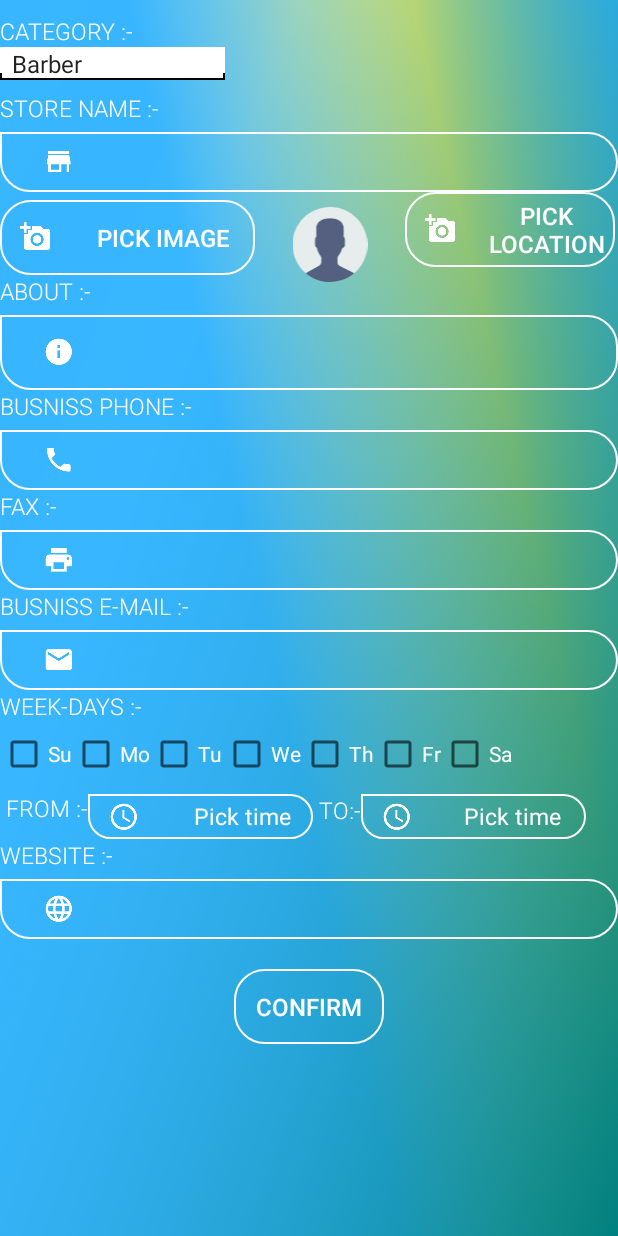
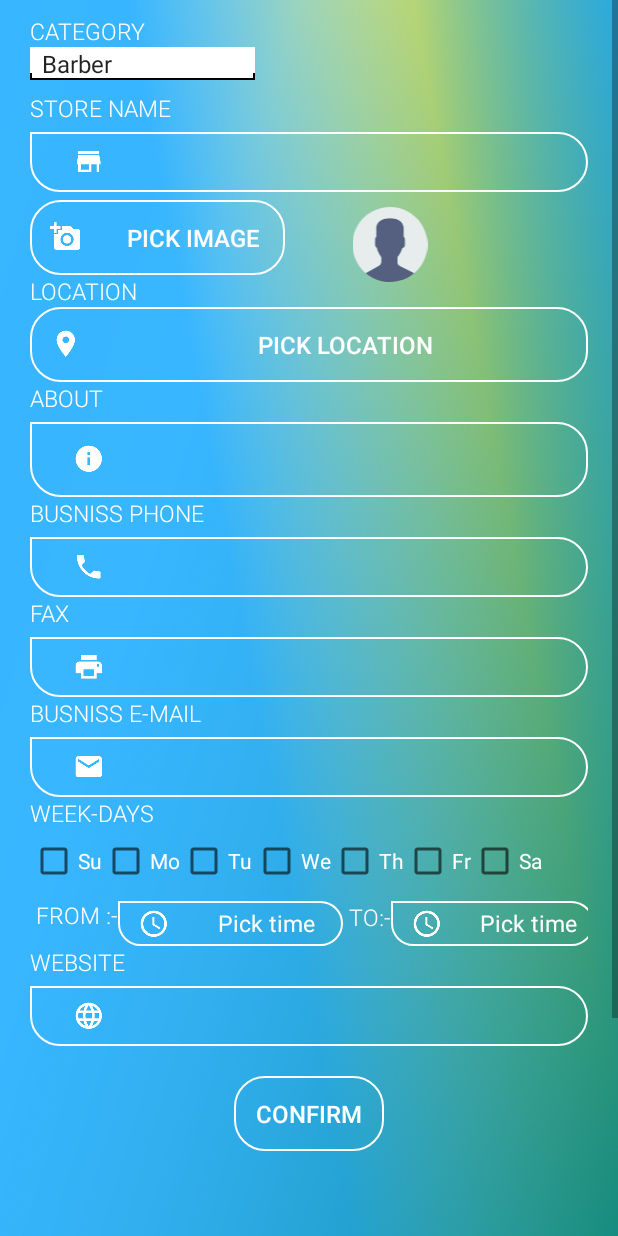
Before and after one commit to ArkanJbali/DiscloStore, an Android app: the busniss_reg screen opened directly, with no data from a screen before it, on a phone screen of 412 x 824 dp. Run offline under Robolectric (Android 15) with nearby library versions, the phone set to English and light mode, and no system bars.

Commit message:
Suleiman:validation,design

```diff
--- a/app/src/main/res/layout/activity_busniss_reg.xml
+++ b/app/src/main/res/layout/activity_busniss_reg.xml
@@ -1,13 +1,19 @@
 <?xml version="1.0" encoding="utf-8"?>
-<RelativeLayout xmlns:android="http://schemas.android.com/apk/res/android"
+<ScrollView xmlns:android="http://schemas.android.com/apk/res/android"
     xmlns:app="http://schemas.android.com/apk/res-auto"
     xmlns:tools="http://schemas.android.com/tools"
+    android:layout_width="wrap_content"
+    android:layout_height="wrap_content" >
+<RelativeLayout
     android:layout_width="match_parent"
     android:layout_height="match_parent"
     android:animateLayoutChanges="true"
     android:background="@drawable/gradient_bg"
     tools:context=".registration">
+
     <LinearLayout
+        android:layout_marginRight="20dp"
+        android:layout_marginLeft="20dp"
         android:layout_width="wrap_content"
         android:layout_height="wrap_content"
         android:orientation="vertical"
@@ -18,7 +24,7 @@
         android:layout_width="wrap_content"
         android:layout_height="wrap_content"
         android:fontFamily="sans-serif-light"
-        android:text="Category :-"
+        android:text="Category "
         android:textAllCaps="true"
         android:textColor="@color/white"
         android:textSize="15sp"
@@ -38,6 +44,8 @@
 </ScrollView>
     </LinearLayout>
     <LinearLayout
+        android:layout_marginRight="20dp"
+        android:layout_marginLeft="20dp"
         android:layout_width="match_parent"
         android:layout_height="wrap_content"
         android:orientation="vertical"
@@ -49,7 +57,7 @@
             android:layout_width="wrap_content"
             android:layout_height="wrap_content"
             android:fontFamily="sans-serif-light"
-            android:text="store name :-"
+            android:text="store name "
             android:textAllCaps="true"
             android:textColor="@color/white"
             android:textSize="15sp" />
@@ -71,6 +79,8 @@
     </LinearLayout>
 
     <Button
+        android:layout_marginRight="20dp"
+        android:layout_marginLeft="20dp"
 android:layout_below="@+id/storename"
         android:id="@+id/pick_image"
         android:layout_width="170dp"
@@ -101,25 +111,54 @@ android:layout_below="@+id/storename"
         android:src="@drawable/ic_account_circle_black"
         android:layout_toRightOf="@+id/pick_image"
         />
+    <LinearLayout
+        android:layout_marginRight="20dp"
+        android:layout_marginLeft="20dp"
+        android:layout_width="match_parent"
+        android:layout_height="wrap_content"
+        android:orientation="vertical"
+        android:id="@+id/location"
+        android:layout_below="@id/pick_image"
+
+        >
+
+
+        <TextView
+
+            android:layout_width="wrap_content"
+            android:layout_height="wrap_content"
+            android:fontFamily="sans-serif-light"
+            android:text="location "
+            android:textAllCaps="true"
+            android:textColor="@color/white"
+            android:textSize="15sp"
+            />
 
         <Button
             android:layout_below="@+id/storename"
             android:layout_toRightOf="@+id/profileImageView"
             android:id="@+id/pick_loc"
-        android:layout_width="140dp"
+            android:layout_width="match_parent"
             android:layout_height="50dp"
             android:text="PICK Location"
             android:textColor="#FFF"
+            android:layout_gravity="center"
             android:textSize="16dp"
             android:background="@drawable/btn_bg"
-        android:drawableLeft="@mipmap/photo_icon"
+            android:drawableLeft="@mipmap/location_icon"
             />
+
+
+
+    </LinearLayout>
     <LinearLayout
+        android:layout_marginRight="20dp"
+        android:layout_marginLeft="20dp"
         android:layout_width="match_parent"
         android:layout_height="wrap_content"
         android:orientation="vertical"
         android:id="@+id/about"
-        android:layout_below="@id/pick_image"
+        android:layout_below="@id/location"
 
         >
 
@@ -128,7 +167,7 @@ android:layout_below="@+id/storename"
             android:layout_width="wrap_content"
             android:layout_height="wrap_content"
             android:fontFamily="sans-serif-light"
-            android:text="about :-"
+            android:text="about "
             android:textAllCaps="true"
             android:textColor="@color/white"
             android:textSize="15sp"
@@ -150,6 +189,8 @@ android:layout_below="@+id/storename"
 
     </LinearLayout>
     <LinearLayout
+        android:layout_marginRight="20dp"
+        android:layout_marginLeft="20dp"
         android:layout_width="match_parent"
         android:layout_height="wrap_content"
         android:orientation="vertical"
@@ -161,7 +202,7 @@ android:layout_below="@+id/storename"
             android:layout_width="wrap_content"
             android:layout_height="wrap_content"
             android:fontFamily="sans-serif-light"
-            android:text="busniss phone :-"
+            android:text="busniss phone "
             android:textAllCaps="true"
             android:textColor="@color/white"
             android:textSize="15sp" />
@@ -182,6 +223,8 @@ android:layout_below="@+id/storename"
 
     </LinearLayout>
     <LinearLayout
+        android:layout_marginRight="20dp"
+        android:layout_marginLeft="20dp"
         android:layout_width="match_parent"
         android:layout_height="wrap_content"
         android:orientation="vertical"
@@ -193,7 +236,7 @@ android:layout_below="@+id/storename"
             android:layout_width="wrap_content"
             android:layout_height="wrap_content"
             android:fontFamily="sans-serif-light"
-            android:text="fax :-"
+            android:text="fax "
             android:textAllCaps="true"
             android:textColor="@color/white"
             android:textSize="15sp" />
@@ -215,6 +258,8 @@ android:layout_below="@+id/storename"
 
     </LinearLayout>
     <LinearLayout
+        android:layout_marginRight="20dp"
+        android:layout_marginLeft="20dp"
         android:layout_width="match_parent"
         android:layout_height="wrap_content"
         android:orientation="vertical"
@@ -226,7 +271,7 @@ android:layout_below="@+id/storename"
             android:layout_width="wrap_content"
             android:layout_height="wrap_content"
             android:fontFamily="sans-serif-light"
-            android:text="busniss e-mail :-"
+            android:text="busniss e-mail "
             android:textAllCaps="true"
             android:textColor="@color/white"
             android:textSize="15sp" />
@@ -248,6 +293,8 @@ android:layout_below="@+id/storename"
 
     </LinearLayout>
     <LinearLayout
+        android:layout_marginRight="20dp"
+        android:layout_marginLeft="20dp"
         android:layout_width="match_parent"
         android:layout_height="wrap_content"
         android:orientation="vertical"
@@ -258,7 +305,7 @@ android:layout_below="@+id/storename"
             android:layout_width="wrap_content"
             android:layout_height="wrap_content"
             android:fontFamily="sans-serif-light"
-            android:text="week-days :-"
+            android:text="week-days "
             android:textAllCaps="true"
             android:textColor="@color/white"
             android:textSize="15sp" />
@@ -341,7 +388,7 @@ android:layout_below="@+id/storename"
                 android:layout_height="wrap_content"
                 android:layout_centerHorizontal="true"
                 android:layout_centerVertical="true"
-                android:hint="  Pick time"
+                android:text="Pick time"
                 android:gravity="center"
                 android:textSize="15dp"
                 android:drawableLeft="@mipmap/time"
@@ -357,7 +404,7 @@ android:layout_below="@+id/storename"
                 android:textSize="15sp" />
             <TextView
                 android:id="@+id/etChooseTime1"
-                android:layout_width="150dp"
+                android:layout_width="135dp"
                 android:height="30dp"
                 android:background="@drawable/et_bg"
                 android:textColor="@color/white"
@@ -365,18 +412,19 @@ android:layout_below="@+id/storename"
                 android:layout_height="wrap_content"
                 android:layout_centerHorizontal="true"
                 android:layout_centerVertical="true"
-                android:hint=" Pick time"
+                android:text="Pick time"
                 android:textSize="15dp"
                 android:textAlignment="center"
                 android:gravity="center"
                 android:drawableLeft="@mipmap/time"
-                android:textColorHint="@color/white"/>
+                android:textColorHint="@color/white"
+                />
         </LinearLayout>
         <TextView
             android:layout_width="wrap_content"
             android:layout_height="wrap_content"
             android:fontFamily="sans-serif-light"
-            android:text="website :-"
+            android:text="website "
             android:textAllCaps="true"
             android:textColor="@color/white"
             android:textSize="15sp" />
@@ -415,6 +463,5 @@ android:layout_below="@+id/storename"
         android:layout_marginTop="20dp"
         android:layout_centerHorizontal="true"
         />
-
-
 </RelativeLayout>
+    </ScrollView>
```
Also changed, not shown: app/src/main/java/com/app/arkan/disclostore/busniss_reg.java (+75 -16 lines), app/src/main/java/com/app/arkan/disclostore/registration.java (+20 -17 lines), app/src/main/res/layout/activity_registeration.xml (+26 -8 lines), app/src/main/res/layout/shop_info.xml (+5 -2 lines). Lines whose indentation alone changed are shown as unchanged.
